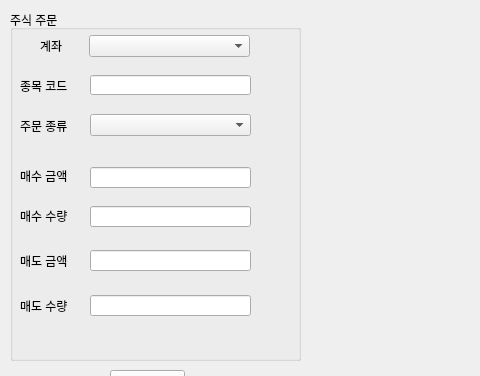
First picture: the form in jbtrader/ch5.10/guruma_one.ui, repository jbpark/JbTraderExample, before the edit; both pictures show x 0 to 480 and y 0 to 376 of the 800 by 787 pixel window.
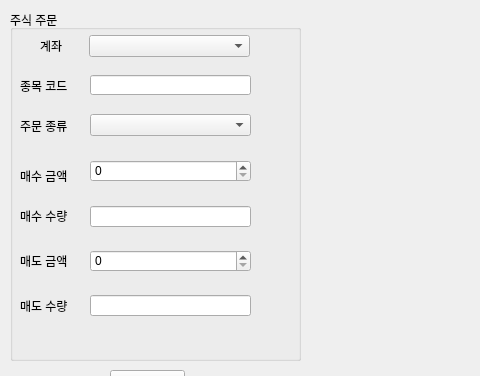
Second picture: the form after the edit. Icons and pictures are not drawn.

Commit message: buyPrice, sellPrice QLineEdit -> QSpinBox

Patch:
```diff
--- a/jbtrader/ch5.10/guruma_one.ui
+++ b/jbtrader/ch5.10/guruma_one.ui
@@ -151,16 +151,6 @@
       <string>매도 수량</string>
      </property>
     </widget>
-    <widget class="QLineEdit" name="buyPrice">
-     <property name="geometry">
-      <rect>
-       <x>80</x>
-       <y>157</y>
-       <width>161</width>
-       <height>21</height>
-      </rect>
-     </property>
-    </widget>
     <widget class="QLineEdit" name="buyAmount">
      <property name="geometry">
       <rect>
@@ -171,16 +161,6 @@
       </rect>
      </property>
     </widget>
-    <widget class="QLineEdit" name="sellPrice">
-     <property name="geometry">
-      <rect>
-       <x>80</x>
-       <y>240</y>
-       <width>161</width>
-       <height>21</height>
-      </rect>
-     </property>
-    </widget>
     <widget class="QLineEdit" name="sellAmount">
      <property name="geometry">
       <rect>
@@ -191,6 +171,26 @@
       </rect>
      </property>
     </widget>
+    <widget class="QSpinBox" name="buyPrice">
+     <property name="geometry">
+      <rect>
+       <x>80</x>
+       <y>150</y>
+       <width>161</width>
+       <height>22</height>
+      </rect>
+     </property>
+    </widget>
+    <widget class="QSpinBox" name="sellPrice">
+     <property name="geometry">
+      <rect>
+       <x>80</x>
+       <y>240</y>
+       <width>161</width>
+       <height>22</height>
+      </rect>
+     </property>
+    </widget>
    </widget>
    <widget class="QPushButton" name="buyButton">
     <property name="geometry">
```
